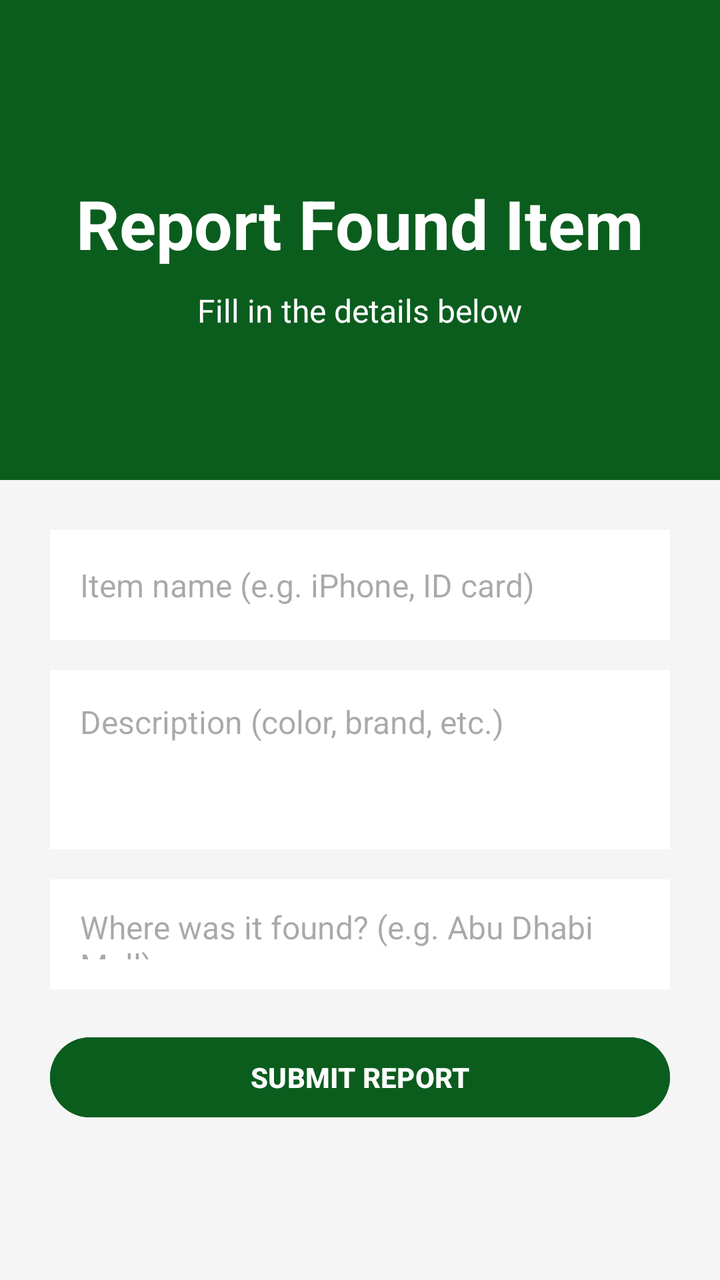
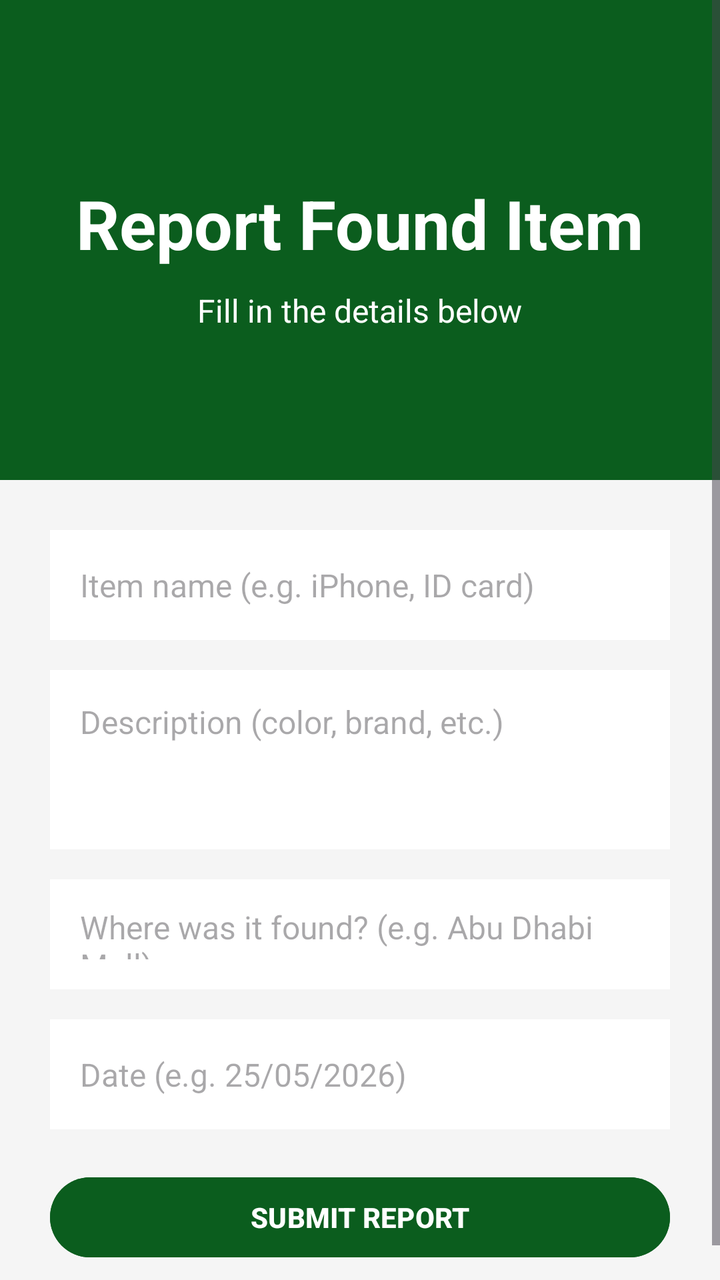

Compare the two renders of this Android layout. The source of the first and the diff that turns it into the second are given below.
<!-- AndroidManifest.xml: application theme Theme.LostAndFoundUAE -->
<!-- res/layout/fragment_report_found.xml -->
<?xml version="1.0" encoding="utf-8"?>
<ScrollView xmlns:android="http://schemas.android.com/apk/res/android"
    android:layout_width="match_parent"
    android:layout_height="match_parent"
    android:background="#F5F5F5">

    <LinearLayout
        android:layout_width="match_parent"
        android:layout_height="wrap_content"
        android:orientation="vertical">

        
        <LinearLayout
            android:layout_width="match_parent"
            android:layout_height="240dp"
            android:background="#0B5D1E"
            android:gravity="center"
            android:orientation="vertical">



            <TextView
                android:layout_width="wrap_content"
                android:layout_height="wrap_content"
                android:text="Report Found Item"
                android:textColor="#FFFFFF"
                android:textSize="34sp"
                android:textStyle="bold"
                android:layout_marginTop="15dp" />

            <TextView
                android:layout_width="wrap_content"
                android:layout_height="wrap_content"
                android:text="Fill in the details below"
                android:textColor="#FFFFFF"
                android:textSize="16sp"
                android:layout_marginTop="10dp" />
        </LinearLayout>

        
        <LinearLayout
            android:layout_width="match_parent"
            android:layout_height="wrap_content"
            android:orientation="vertical"
            android:padding="25dp">

            <EditText
                android:id="@+id/input_item_name"
                android:layout_width="match_parent"
                android:layout_height="55dp"
                android:background="#FFFFFF"
                android:hint="Item name (e.g. iPhone, ID card)"
                android:padding="15dp"
                android:textSize="16sp" />

            <EditText
                android:id="@+id/input_description"
                android:layout_width="match_parent"
                android:layout_height="wrap_content"
                android:background="#FFFFFF"
                android:hint="Description (color, brand, etc.)"
                android:padding="15dp"
                android:minLines="3"
                android:gravity="top"
                android:textSize="16sp"
                android:layout_marginTop="15dp" />

            <EditText
                android:id="@+id/input_location"
                android:layout_width="match_parent"
                android:layout_height="55dp"
                android:background="#FFFFFF"
                android:hint="Where was it found? (e.g. Abu Dhabi Mall)"
                android:padding="15dp"
                android:textSize="16sp"
                android:layout_marginTop="15dp" />

            <Button
                android:id="@+id/btn_submit"
                android:layout_width="match_parent"
                android:layout_height="wrap_content"
                android:text="SUBMIT REPORT"
                android:textStyle="bold"
                android:textColor="#FFFFFF"
                android:backgroundTint="#0B5D1E"
                android:layout_marginTop="20dp" />

        </LinearLayout>
    </LinearLayout>
</ScrollView>
<!-- resources referenced by this layout -->
<resources>
  <style name="Theme.LostAndFoundUAE" parent="Base.Theme.LostAndFoundUAE" />
  <style name="Base.Theme.LostAndFoundUAE" parent="Theme.Material3.DayNight">
          
      </style>
</resources>

<!-- the commit's change to res/layout/fragment_report_found.xml (unified diff, before → after) -->
@@ -75,6 +75,17 @@
                 android:textSize="16sp"
                 android:layout_marginTop="15dp" />
 
+            <EditText
+                android:id="@+id/input_date"
+                android:layout_width="match_parent"
+                android:layout_height="55dp"
+                android:background="#FFFFFF"
+                android:hint="Date (e.g. 25/05/2026)"
+                android:padding="15dp"
+                android:textSize="16dp"
+                android:layout_marginTop="15dp"
+                android:inputType="text" />
+
             <Button
                 android:id="@+id/btn_submit"
                 android:layout_width="match_parent"
